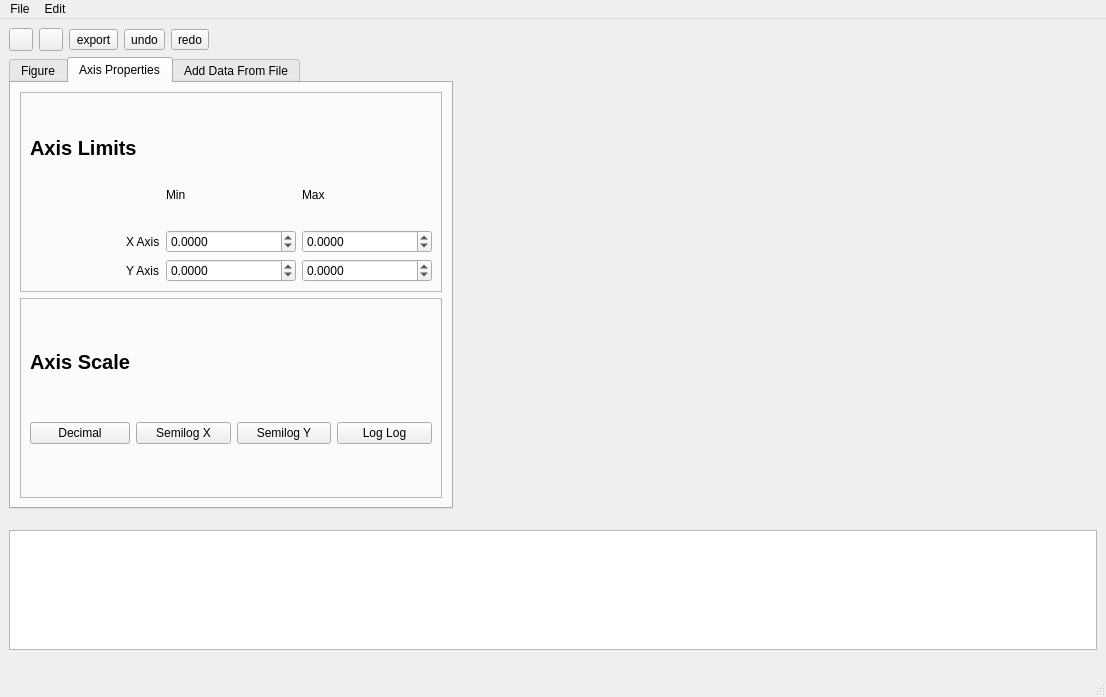
Old version of the form ui/plotter.ui in the repository hadrianmontes/Plotter2.
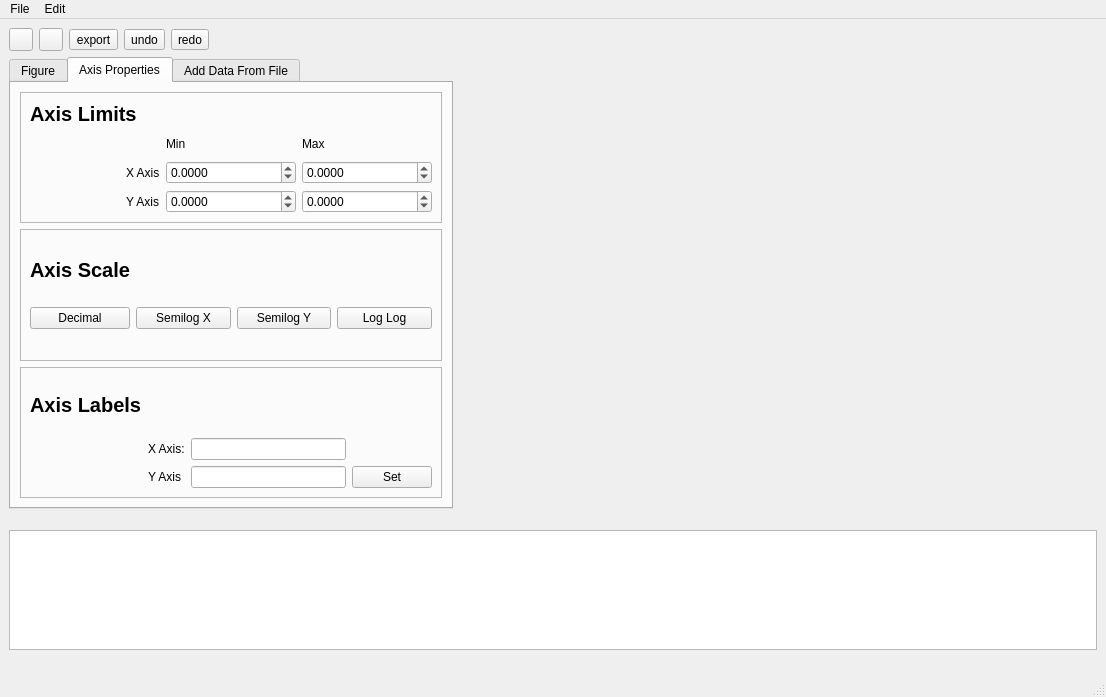
New version of the form. The open tabs and pages were chosen to show the change. Icons and pictures are not drawn.

Commit message: Added labels to the axis

```diff
--- a/ui/plotter.ui
+++ b/ui/plotter.ui
@@ -528,6 +528,59 @@
             </layout>
            </widget>
           </item>
+          <item row="2" column="0" colspan="2">
+           <widget class="QFrame" name="frame_6">
+            <property name="frameShape">
+             <enum>QFrame::StyledPanel</enum>
+            </property>
+            <property name="frameShadow">
+             <enum>QFrame::Raised</enum>
+            </property>
+            <layout class="QGridLayout" name="gridLayout_12">
+             <item row="0" column="0">
+              <widget class="QLabel" name="label_23">
+               <property name="font">
+                <font>
+                 <pointsize>15</pointsize>
+                 <weight>75</weight>
+                 <bold>true</bold>
+                </font>
+               </property>
+               <property name="text">
+                <string>Axis Labels</string>
+               </property>
+              </widget>
+             </item>
+             <item row="1" column="1">
+              <widget class="QLabel" name="label_25">
+               <property name="text">
+                <string>X Axis:</string>
+               </property>
+              </widget>
+             </item>
+             <item row="1" column="2">
+              <widget class="QLineEdit" name="xlabel_box"/>
+             </item>
+             <item row="2" column="2">
+              <widget class="QLineEdit" name="ylabel_box"/>
+             </item>
+             <item row="2" column="1">
+              <widget class="QLabel" name="label_24">
+               <property name="text">
+                <string>Y Axis</string>
+               </property>
+              </widget>
+             </item>
+             <item row="2" column="3" alignment="Qt::AlignHCenter">
+              <widget class="QPushButton" name="setlabels_but">
+               <property name="text">
+                <string>Set</string>
+               </property>
+              </widget>
+             </item>
+            </layout>
+           </widget>
+          </item>
          </layout>
         </widget>
         <widget class="QWidget" name="add_data_tab">
```
Left out of the diff: 2 changed lines with no effect on the pictures. The commit also changes 2 other files.
